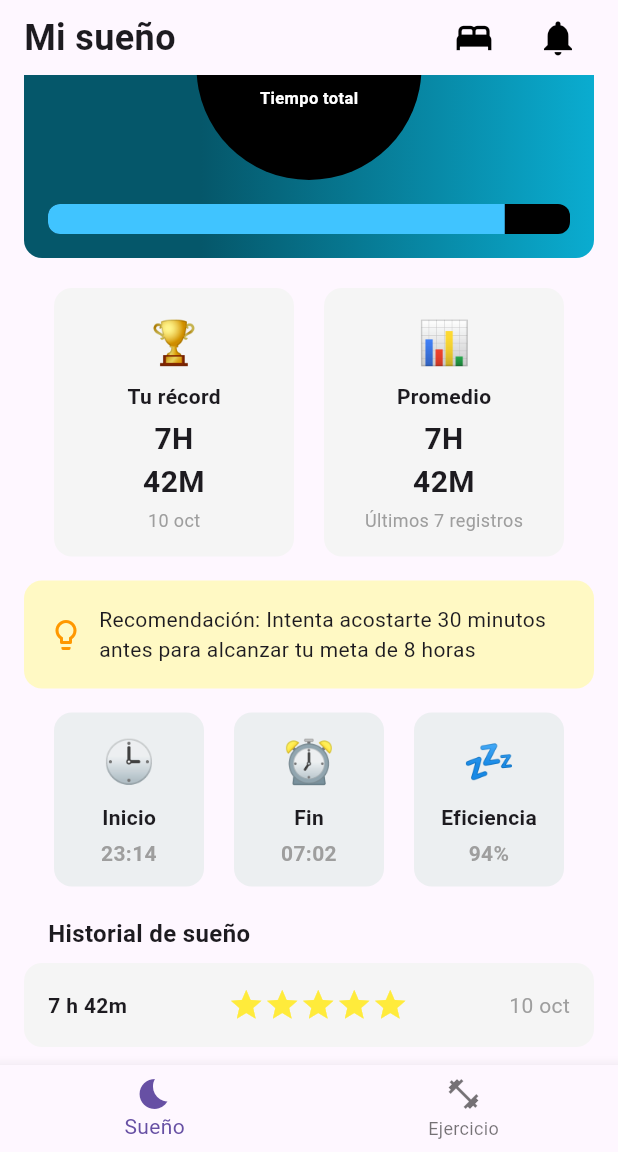
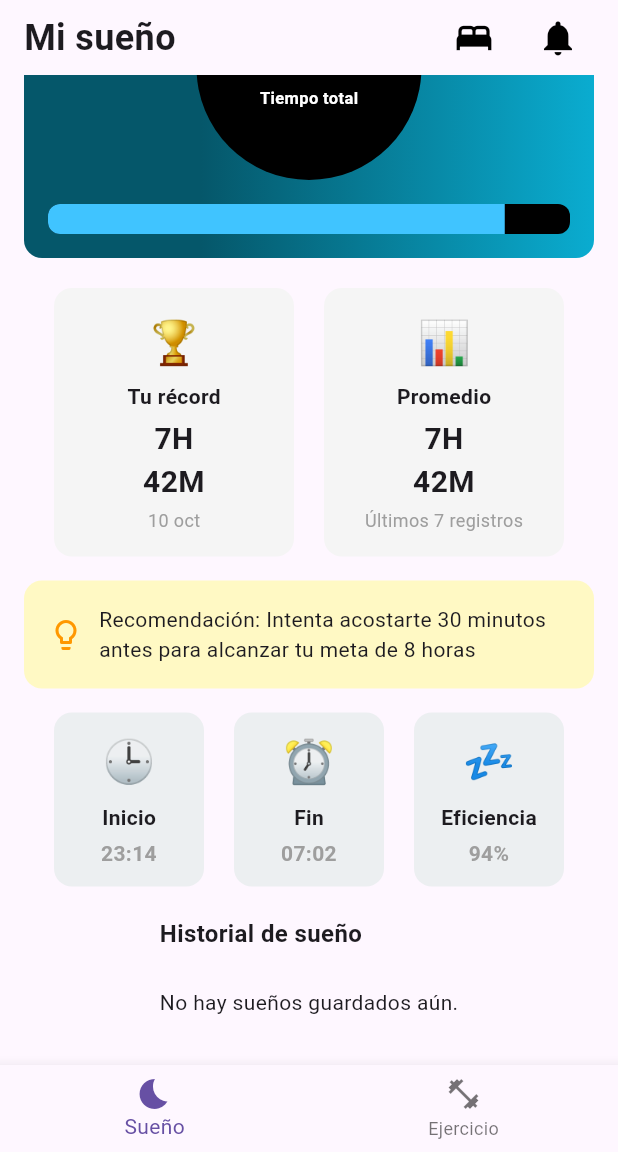
Before and after one commit to LeonardoRHernandez/deepsleep, a Flutter app: the screen it shows after launch, scrolled down 112 dp, on a phone screen of 412 x 824 dp, the part 84-1236 px from its top. Run offline on Flutter 3.47's test engine with Material 3 defaults, Android fonts, the phone set to English and light mode, and no system bars; our stand-ins replace fl_chart, hive, hive_flutter; missing offline and left inert: dart:ffi; accounts and stored records are empty.

Commit message:
persistencia de sueños agregada

```diff
--- /dev/null
+++ b/lib/data/models/suenoModel.dart
@@ -0,0 +1,33 @@
+import 'package:hive/hive.dart';
+part 'suenoModel.g.dart';
+
+@HiveType(typeId: 0)
+class Sueno {
+  @HiveField(0)
+  String fecha;
+  @HiveField(1)
+  int estrellas;
+  @HiveField(2)
+  String duracion;
+  @HiveField(3)
+  String horaInicio;
+  @HiveField(4)
+  String horaFinal;
+  @HiveField(5)
+  String eficiencia;
+  Sueno(
+    this.fecha,
+    this.estrellas,
+    this.duracion,
+    this.horaInicio,
+    this.horaFinal,
+    this.eficiencia,
+  );
+  Sueno.empty()
+    : fecha = "",
+      estrellas = 0,
+      duracion = "",
+      horaInicio = "",
+      horaFinal = "",
+      eficiencia = "";
+}
--- a/lib/presentation/controllers/Controllers.dart
+++ b/lib/presentation/controllers/Controllers.dart
@@ -3,7 +3,8 @@ import 'package:flutter/material.dart';
 import 'dart:async';
 import 'package:deepsleep/presentation/controllers/Sleepcontroller/historialSueno.dart'; // Para hacer la petición HTTP
 import 'package:deepsleep/presentation/controllers/ExerciseController/ControlerActividad.dart';
-import 'package:deepsleep/presentation/controllers/Sleepcontroller/ControlerSueno.dart';
+import 'package:deepsleep/data/models/suenoModel.dart';
+
 import 'package:deepsleep/presentation/controllers/ExerciseController/graficoController.dart';
 
 class Controllers with ChangeNotifier {
--- a/lib/presentation/controllers/Sleepcontroller/ControlerSueno.dart
+++ b/lib/presentation/controllers/Sleepcontroller/ControlerSueno.dart
@@ -1,30 +1,34 @@
-import 'dart:ffi';
-import 'dart:math';
-import 'package:flutter/material.dart';
-import 'dart:async';
-import 'package:deepsleep/presentation/controllers/Sleepcontroller/historialSueno.dart';
-import 'package:deepsleep/data/services/CleintServer.dart'; // Para hacer la petición HTTP
+// import 'package:hive/hive.dart';
+// part 'ControlerSueno.g.dart'; // debe ser el mismo nombre que el archivo
 
-class Sueno with ChangeNotifier {
-  String fecha;
-  int estrellas;
-  String duracion;
-  String horaInicio;
-  String horaFinal;
-  String eficiencia;
-  Sueno(
-    this.fecha,
-    this.estrellas,
-    this.duracion,
-    this.horaInicio,
-    this.horaFinal,
-    this.eficiencia,
-  );
-  Sueno.empty()
-    : fecha = "",
-      estrellas = 0,
-      duracion = "",
-      horaInicio = "",
-      horaFinal = "",
-      eficiencia = "";
-}
+// //Modelo de la clase Sueno
+// @HiveType(typeId: 0)
+// class Sueno {
+//   @HiveField(0)
+//   String fecha;
+//   @HiveField(1)
+//   int estrellas;
+//   @HiveField(2)
+//   String duracion;
+//   @HiveField(3)
+//   String horaInicio;
+//   @HiveField(4)
+//   String horaFinal;
+//   @HiveField(5)
+//   String eficiencia;
+//   Sueno(
+//     this.fecha,
+//     this.estrellas,
+//     this.duracion,
+//     this.horaInicio,
+//     this.horaFinal,
+//     this.eficiencia,
+//   );
+//   Sueno.empty()
+//     : fecha = "",
+//       estrellas = 0,
+//       duracion = "",
+//       horaInicio = "",
+//       horaFinal = "",
+//       eficiencia = "";
+// }
--- a/lib/presentation/controllers/Sleepcontroller/historialSueno.dart
+++ b/lib/presentation/controllers/Sleepcontroller/historialSueno.dart
@@ -15,7 +15,7 @@
 //     _historialSueno.add({"data2": data2, "cantidadEstrellas": cantidadEstrellas, "data": data,"horaInicio": horaInicio, "horaFinal": horaFinal,"eficiencia": eficiencia});
 //   }
 // }
-import 'ControlerSueno.dart';
+import 'package:deepsleep/data/models/suenoModel.dart';
 
 class ListSueno {
   // Lista de objetos Sueno
--- a/lib/presentation/views/Sueno/widgets/recordAndAverage.dart
+++ b/lib/presentation/views/Sueno/widgets/recordAndAverage.dart
@@ -1,9 +1,8 @@
 import 'package:deepsleep/presentation/controllers/Controllers.dart';
-import 'package:deepsleep/presentation/controllers/Sleepcontroller/ControlerSueno.dart';
+import 'package:deepsleep/data/models/suenoModel.dart';
 import 'package:flutter/material.dart';
 import 'package:deepsleep/presentation/views/Sueno/widgets/statCard.dart';
 import 'package:provider/provider.dart';
-import 'package:deepsleep/presentation/controllers/Sleepcontroller/historialSueno.dart';
 
 class BuildRecordAndAverage extends StatelessWidget {
   const BuildRecordAndAverage({super.key});
--- a/lib/presentation/views/Sueno/widgets/suenoItem.dart
+++ b/lib/presentation/views/Sueno/widgets/suenoItem.dart
@@ -1,7 +1,6 @@
 import 'package:flutter/material.dart';
-import 'package:provider/provider.dart';
-import 'package:deepsleep/presentation/controllers/Controllers.dart';
-import 'package:deepsleep/presentation/controllers/Sleepcontroller/ControlerSueno.dart';
+import 'package:hive_flutter/hive_flutter.dart';
+import 'package:deepsleep/data/models/suenoModel.dart';
 
 class BuildsuenoItem extends StatelessWidget {
   const BuildsuenoItem({
@@ -41,31 +40,31 @@ class BuildsuenoItem extends StatelessWidget {
 }
 
 class BuildListaSueno extends StatelessWidget {
-  BuildListaSueno({super.key});
-  //var exerciseList= ListaEjercicios().exerciseList;
+  const BuildListaSueno({Key? key}) : super(key: key);
+
   @override
   Widget build(BuildContext context) {
-    // Lista de ejercicios
-    var Lissuenos =
-        Provider.of<Controllers>(context).listsueno; //lista de sueños
-    final List<Sueno> suenos = Lissuenos.historialSueno;
-    //final List<Map<String, dynamic>> suenosMap = Lissuenos.historialSueno;
+    return ValueListenableBuilder(
+      valueListenable:
+          Hive.box<Sueno>(
+            'suenoBox',
+          ).listenable(), // Escucha cambios en la caja
+      builder: (context, Box<Sueno> box, _) {
+        final suenos = box.values.toList();
 
-    return ListView.builder(
-      shrinkWrap: true,
-      physics: const NeverScrollableScrollPhysics(),
-      itemCount: suenos.length,
-      itemBuilder: (context, index) {
-        final sueno =
-            suenos[suenos.length -
-                1 -
-                index]; // Acceder al sueño en orden inverso
+        if (suenos.isEmpty) {
+          return const Padding(
+            padding: EdgeInsets.all(16.0),
+            child: Text("No hay sueños guardados aún."),
+          );
+        }
+
+        return Column(
+          children:
+              suenos.reversed.map((sueno) {
                 return Column(
                   children: [
                     BuildsuenoItem(
-              // data: sueno['data'],
-              // cantidadEstrellas: sueno['cantidadEstrellas'],
-              // data2: sueno['data2'],
                       data: sueno.duracion,
                       cantidadEstrellas: sueno.estrellas,
                       data2: sueno.fecha,
@@ -73,6 +72,8 @@ class BuildListaSueno extends StatelessWidget {
                     const SizedBox(height: 6),
                   ],
                 );
+              }).toList(),
+        );
       },
     );
   }
--- a/pubspec.yaml
+++ b/pubspec.yaml
@@ -38,8 +38,12 @@ dependencies:
   provider: ^6.1.4
   intl: ^0.20.2
   http: ^1.3.0
+  hive: ^2.2.3
+  hive_flutter: ^1.1.0
 
 dev_dependencies:
+  hive_generator: ^2.0.1
+  build_runner: ^2.4.6
   flutter_test:
     sdk: flutter
 
```
Also changed, not shown: lib/main.dart (+17 -13 lines), lib/presentation/views/Sueno/widgets/encabezado.dart (+16 -2 lines), lib/data/models/suenoModel.g.dart (added), pubspec.lock, 1 other file. Lines whose indentation alone changed are shown as unchanged.
